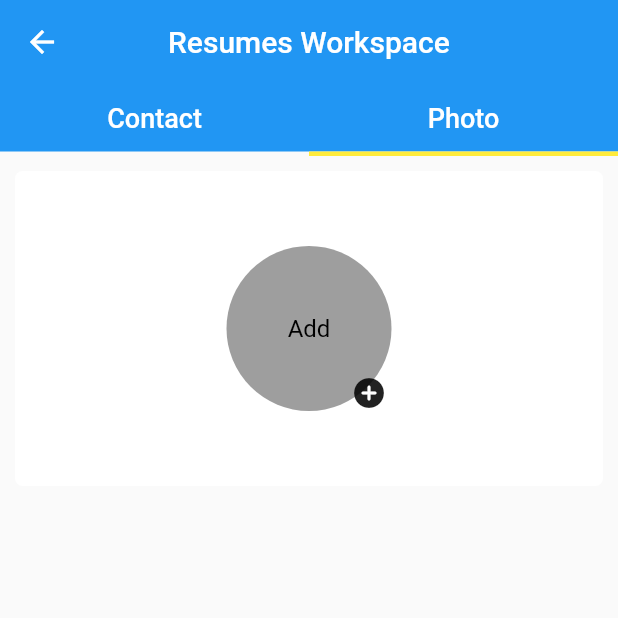
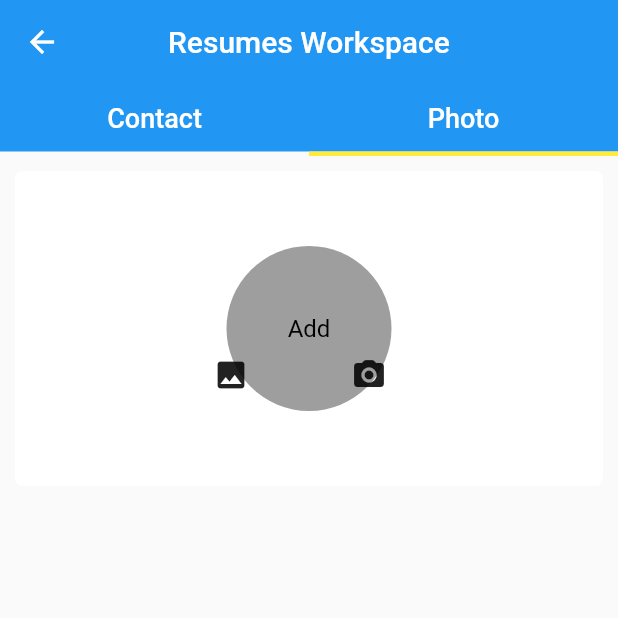
Before and after one commit to Pankaj-pm/resume_builder_app, a Flutter app: the ContactInfo screen opened by its route, after a tap on "Photo", on a phone screen of 412 x 824 dp, the top half of it. Run offline on Flutter 3.47's test engine with Material 2 defaults, Android fonts, the phone set to English and light mode, and no system bars; our stand-ins replace image_picker.

```diff
--- a/lib/buid_option.dart
+++ b/lib/buid_option.dart
@@ -45,6 +45,7 @@ class _BuildOptionState extends State<BuildOption> {
               ),
             ),
           )
+
         ],
       ),
     );
--- a/lib/views/contact_info.dart
+++ b/lib/views/contact_info.dart
@@ -1,6 +1,9 @@
 // ignore_for_file: prefer_const_literals_to_create_immutables, prefer_const_constructors
 
+import 'dart:io';
+
 import 'package:flutter/material.dart';
+import 'package:image_picker/image_picker.dart';
 
 class ContactInfo extends StatefulWidget {
   const ContactInfo({Key? key}) : super(key: key);
@@ -20,6 +23,9 @@ class _ContactInfoState extends State<ContactInfo> {
 
   GlobalKey<FormState> formKey = GlobalKey<FormState>();
   String name = "";
+
+  final ImagePicker picker = ImagePicker();
+  String? filePath;
 
   @override
   void initState() {
@@ -285,9 +291,10 @@ class _ContactInfoState extends State<ContactInfo> {
                                       content: Text("Save Successfully"),
                                       duration: Duration(seconds: 3),
                                       backgroundColor: Colors.red,
-                                      action: SnackBarAction(label: "Send",onPressed: () {
-
-                                      },),
+                                      action: SnackBarAction(
+                                        label: "Send",
+                                        onPressed: () {},
+                                      ),
                                     ));
 
                                     print("Save $name");
@@ -333,13 +340,38 @@ class _ContactInfoState extends State<ContactInfo> {
                       radius: 55,
                       backgroundColor: Colors.grey,
                       foregroundColor: Colors.black,
+                      backgroundImage: filePath != null
+                          ? FileImage(
+                              File(filePath ?? ""),
+                            )
+                          : null,
                       child: Text("Add"),
                     ),
                     Positioned(
                       bottom: 0,
                       right: 0,
                       left: 80,
-                      child: Icon(Icons.add_circle_rounded),
+                      child: IconButton(
+                          onPressed: () async {
+                            // XFile? file = await picker.pickImage(source: ImageSource.gallery);
+                            XFile? file = await picker.pickImage(source: ImageSource.camera);
+                            filePath = file?.path;
+                            setState(() {});
+                            print(file?.path);
+                          },
+                          icon: Icon(Icons.camera_alt_rounded)),
+                    ),
+                    Positioned(
+                      bottom: 0,
+                      left: 120,
+                      child: IconButton(
+                          onPressed: () async {
+                            XFile? file = await picker.pickImage(source: ImageSource.gallery);
+                            filePath = file?.path;
+                            setState(() {});
+                            print(file?.path);
+                          },
+                          icon: Icon(Icons.photo)),
                     )
                   ],
                 ),
--- a/pubspec.yaml
+++ b/pubspec.yaml
@@ -35,6 +35,7 @@ dependencies:
   # The following adds the Cupertino Icons font to your application.
   # Use with the CupertinoIcons class for iOS style icons.
   cupertino_icons: ^1.0.2
+  image_picker: ^1.0.4
 
 dev_dependencies:
   flutter_test:
```
Also changed, not shown: pubspec.lock.
